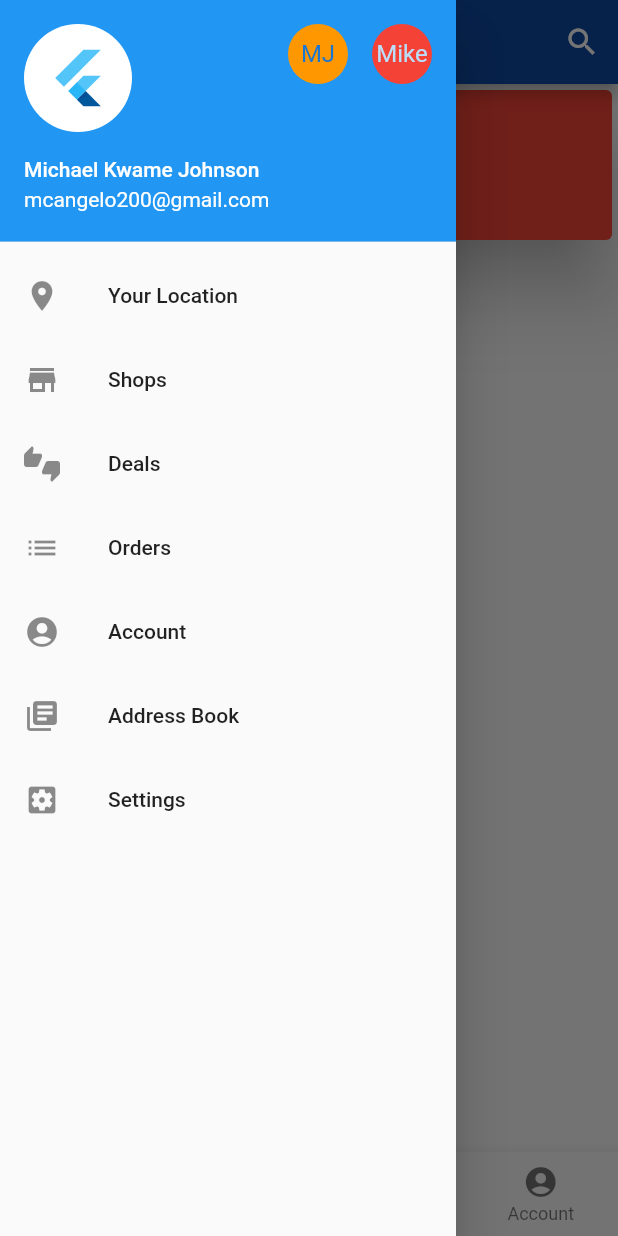
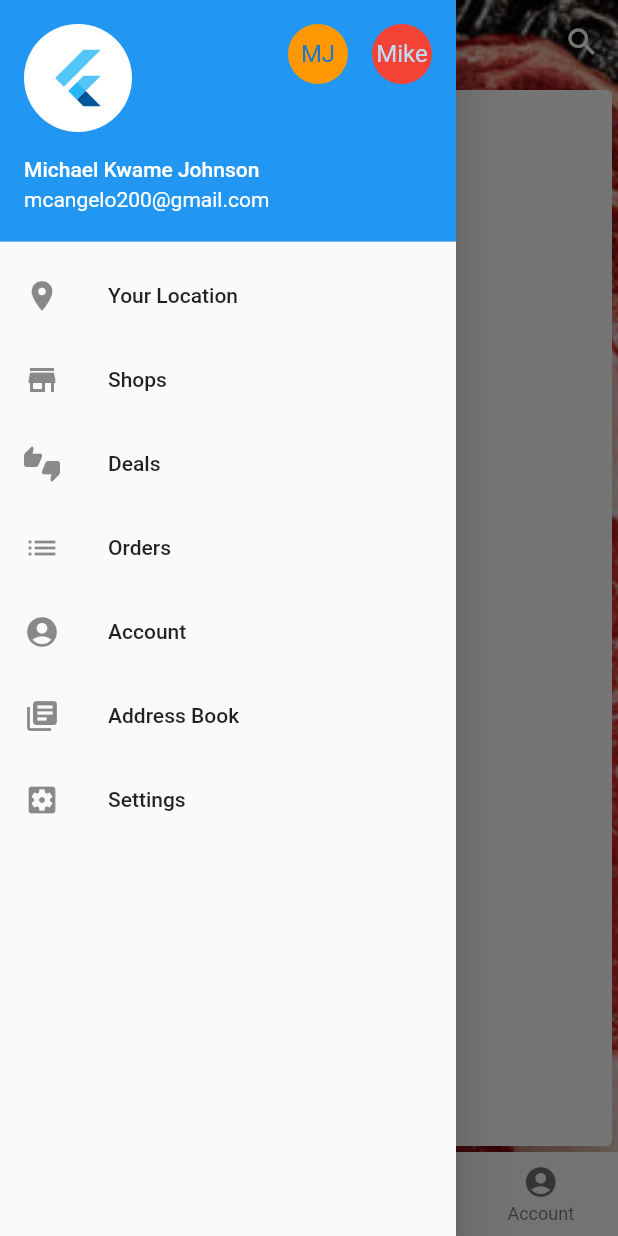
Before and after one commit to McAngelo/urban-market, a Flutter app: the HomeScreen screen opened by its route, with the side drawer open, on a phone screen of 412 x 824 dp. Run offline on Flutter 3.47's test engine with Material 2 defaults, Android fonts, the phone set to English and light mode, and no system bars; our stand-ins replace flutter_swiper, shared_preferences, splashscreen; accounts and stored records are empty.

Commit message:
--added a background image to the home screen

```diff
--- a/lib/ui/screens/home_screen.dart
+++ b/lib/ui/screens/home_screen.dart
@@ -76,8 +76,18 @@ class _HomeScreenState extends State<HomeScreen> {
 		);
 
 		final _kTabPages = <Widget>[
-			Card(
-	          color: Colors.red,
+			Container(
+			    width: double.infinity,
+		        height: double.infinity,
+		        decoration: BoxDecoration(
+		        	image: DecorationImage(
+		            	image: AssetImage('assets/images/home_background.jpg'),
+		            	fit: BoxFit.cover,
+		          	),
+		        ),
+		        child: SafeArea(
+		            child: Card(
+			          color: Colors.white,
 			          // The elevation determines shade.
 			          elevation: 20.0,
 			          child: Container(
@@ -88,6 +98,8 @@ class _HomeScreenState extends State<HomeScreen> {
 			                  child: Text('Card 1'),
 			                ),
 			              ],
+			            ),
+			          ),
 			        ),
 		        ),
 		    ),
@@ -118,7 +130,9 @@ class _HomeScreenState extends State<HomeScreen> {
 
 		return new Scaffold(
 	      	appBar: new AppBar(
-	      		backgroundColor: Colors.blue[900],
+	      		//backgroundColor: Colors.blue[900],
+	      		backgroundColor: Colors.transparent,
+        		elevation: 0.0,
 	        	title: new Text('Urban Market'),
 	        	automaticallyImplyLeading: true,
 	        	actions: <Widget>[
@@ -128,6 +142,7 @@ class _HomeScreenState extends State<HomeScreen> {
 		        	),
 	        	],
 	      	),
+	      	extendBodyBehindAppBar: true,
 	      	body: _kTabPages[this._currentTabIndex],
 	      	drawer: Drawer(
 	      		child: drawerItems,
```
Also changed, not shown: assets/images/home_background.jpg (added). Lines whose indentation alone changed are shown as unchanged.
